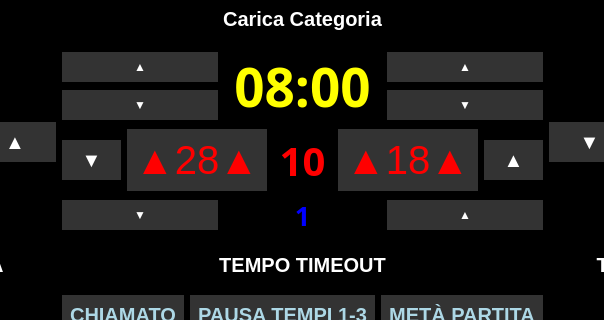
Before: the Qt Designer form rasp5/gui/tabellone.ui in pythonpenguin/segnapunti_pallanuoto, drawn with Qt 5; both pictures show x 210 to 814 and y 85 to 405 of the 1024 by 600 pixel window.
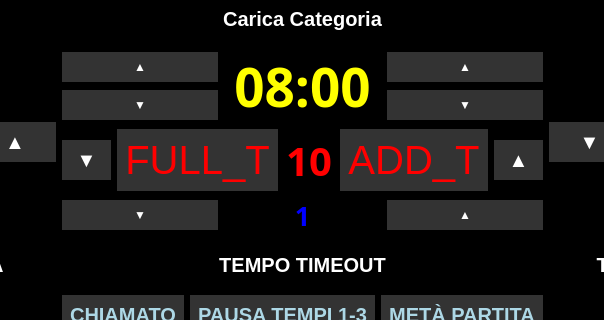
After: the same form once the commit is applied.

```diff
--- a/rasp5/gui/tabellone.ui
+++ b/rasp5/gui/tabellone.ui
@@ -278,7 +278,7 @@
                                             <string notr="true">color:#FF0000;</string>
                                         </property>
                                         <property name="text">
-                                            <string>▲28▲</string>
+                                            <string>FULL_T</string>
                                         </property>
                                     </widget>
                                 </item>
@@ -313,7 +313,7 @@
                                             <string notr="true">color:#FF0000;</string>
                                         </property>
                                         <property name="text">
-                                            <string>▲18▲</string>
+                                            <string>ADD_T</string>
                                         </property>
                                     </widget>
                                 </item>
```
Left out of the diff: 40 changed lines with no effect on the pictures.
